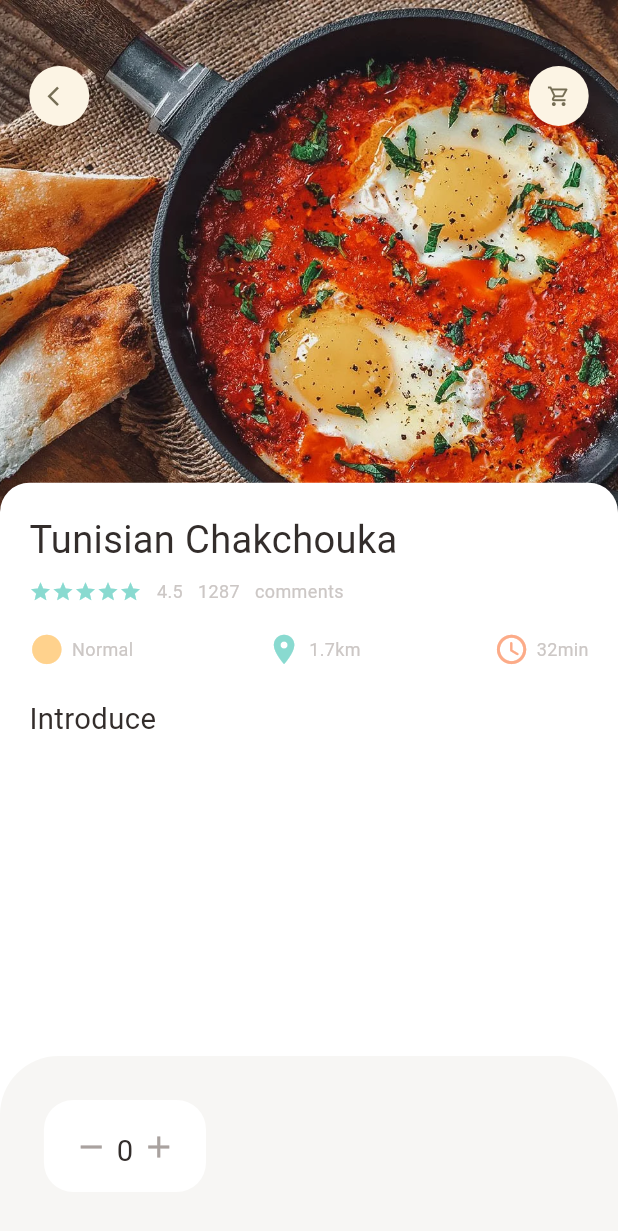
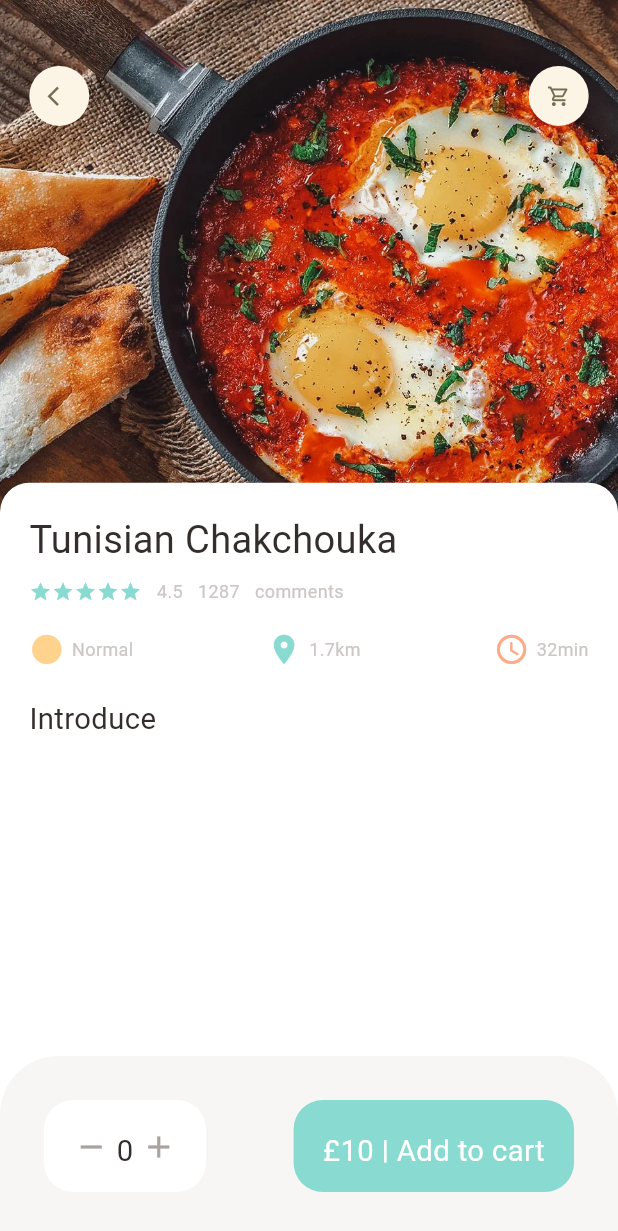
Before and after one commit to siwarbo/pfeProject, a Flutter app: the screen it shows after launch, on a phone screen of 412 x 824 dp. Shown: the top 1231 px of the screen. Run offline on Flutter 3.47's test engine with Material 3 defaults, Android fonts, the phone set to English and light mode, and no system bars; our stand-ins replace dots_indicator, get.

Commit message:
add a buttom

```diff
--- a/lib/pages/food/popular_food_detail.dart
+++ b/lib/pages/food/popular_food_detail.dart
@@ -81,6 +81,7 @@
                 topLeft: Radius.circular(Dimensions.radius20 * 2),
                 topRight: Radius.circular(Dimensions.radius20 * 2))),
         child: Row(
+          mainAxisAlignment: MainAxisAlignment.spaceBetween,
           children: [
             Container(
               padding: EdgeInsets.only(
@@ -109,6 +110,21 @@
                   color: AppColors.signColor,
                 )
               ]),
+            ),
+            Container(
+              padding: EdgeInsets.only(
+                  top: Dimensions.height20,
+                  bottom: Dimensions.height20,
+                  left: Dimensions.width20,
+                  right: Dimensions.width20),
+              child: BigText(
+                text: "\£10 | Add to cart",
+                color: Colors.white,
+              ),
+              decoration: BoxDecoration(
+                borderRadius: BorderRadius.circular(Dimensions.radius20),
+                color: AppColors.mainColor,
+              ),
             )
           ],
         ),
```
